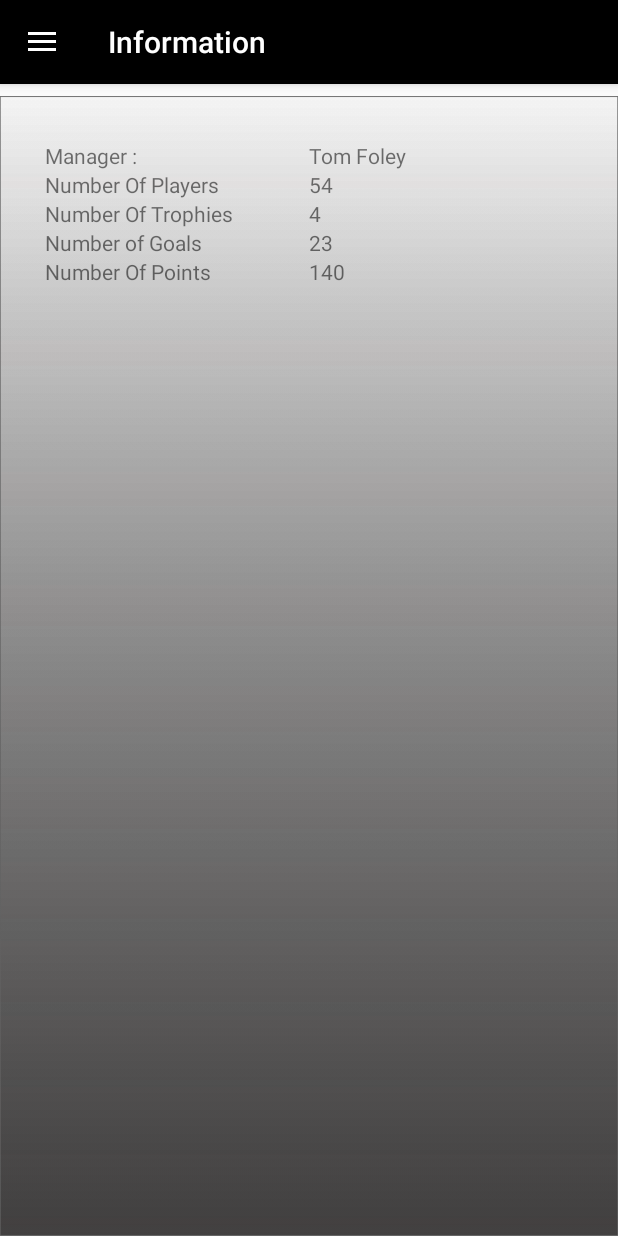
After one commit to Barcoe98/Gaahead, an Android app: the fragment TeamInfoFragment placed in its activity, on a phone screen of 412 x 824 dp. The commit adds this screen. Run offline under Robolectric (Android 15) with nearby library versions, the light colour scheme and no system bars; our stand-ins replace Firebase (no records; nobody signed in at launch, a user with empty details on screens opened directly), Picasso; libraries missing offline, so code that uses them is left out: jp.wasabeef.picasso; pictures from the network do not load; Roboto replaces fonts that are not available here.

Commit message:
team info fragment added(redesign needed)

```diff
--- a/app/src/main/java/ie/wit/activities/Home.kt
+++ b/app/src/main/java/ie/wit/activities/Home.kt
@@ -12,9 +12,9 @@ import com.google.android.material.navigation.NavigationView
 import com.squareup.picasso.Callback
 import com.squareup.picasso.Picasso
 import ie.wit.R
-import ie.wit.fragments.FixtureAllFragment
-import ie.wit.fragments.FixtureFragment
-import ie.wit.fragments.FixtureListFragment
+import ie.wit.fragments.fixtureFragments.FixtureAllFragment
+import ie.wit.fragments.fixtureFragments.FixtureFragment
+import ie.wit.fragments.fixtureFragments.FixtureListFragment
 import ie.wit.fragments.playerFragments.PlayerAllFragment
 import ie.wit.fragments.playerFragments.PlayerFragment
 import ie.wit.fragments.playerFragments.PlayerListFragment
--- /dev/null
+++ b/app/src/main/java/ie/wit/fragments/TeamInfoFragment.kt
@@ -0,0 +1,35 @@
+package ie.wit.fragments
+
+import android.os.Bundle
+import android.view.*
+import androidx.fragment.app.Fragment
+import ie.wit.R
+import ie.wit.main.MainApp
+
+class TeamInfoFragment : Fragment() {
+
+    lateinit var app: MainApp
+
+    override fun onCreate(savedInstanceState: Bundle?) {
+        super.onCreate(savedInstanceState)
+        app = activity?.application as MainApp
+    }
+
+    override fun onCreateView(
+        inflater: LayoutInflater, container: ViewGroup?,
+        savedInstanceState: Bundle?
+    ): View? {
+
+        val root = inflater.inflate(R.layout.fragment_team_info, container, false)
+        activity?.title = getString(R.string.info_title)
+        return root
+    }
+
+    companion object {
+        @JvmStatic
+        fun newInstance() =
+            TeamInfoFragment().apply {
+                arguments = Bundle().apply {}
+            }
+    }
+}
--- a/app/src/main/java/ie/wit/fragments/EditFixtureFragment.kt
+++ b/app/src/main/java/ie/wit/fragments/fixtureFragments/EditFixtureFragment.kt
@@ -1,4 +1,4 @@
-package ie.wit.fragments
+package ie.wit.fragments.fixtureFragments
 
 import android.os.Bundle
 import androidx.fragment.app.Fragment
--- a/app/src/main/java/ie/wit/fragments/FixtureAllFragment.kt
+++ b/app/src/main/java/ie/wit/fragments/fixtureFragments/FixtureAllFragment.kt
@@ -1,4 +1,4 @@
-package ie.wit.fragments
+package ie.wit.fragments.fixtureFragments
 
 
 import android.os.Bundle
--- a/app/src/main/java/ie/wit/fragments/FixtureDetailsFragment.kt
+++ b/app/src/main/java/ie/wit/fragments/fixtureFragments/FixtureDetailsFragment.kt
@@ -1,18 +1,15 @@
-package ie.wit.fragments
+package ie.wit.fragments.fixtureFragments
 
 import android.os.Bundle
 import android.view.*
 import androidx.appcompat.app.AlertDialog
 import androidx.fragment.app.Fragment
 import ie.wit.R
-import ie.wit.activities.Home
-import ie.wit.fragments.resultFragments.ResultFragment
 import ie.wit.main.MainApp
 import ie.wit.models.FixtureModel
 import ie.wit.utils.createLoader
 import kotlinx.android.synthetic.main.fragment_fixture_details.view.*
 import kotlinx.android.synthetic.main.fragment_player.view.*
-import org.jetbrains.anko.startActivity
 
 class FixtureDetailsFragment : Fragment() {
 
--- a/app/src/main/java/ie/wit/fragments/FixtureFragment.kt
+++ b/app/src/main/java/ie/wit/fragments/fixtureFragments/FixtureFragment.kt
@@ -1,4 +1,4 @@
-package ie.wit.fragments
+package ie.wit.fragments.fixtureFragments
 
 import android.content.Intent
 import android.os.Bundle
--- a/app/src/main/java/ie/wit/fragments/FixtureListFragment.kt
+++ b/app/src/main/java/ie/wit/fragments/fixtureFragments/FixtureListFragment.kt
@@ -1,5 +1,5 @@
 
-package ie.wit.fragments
+package ie.wit.fragments.fixtureFragments
 
 import android.os.Bundle
 import android.view.LayoutInflater
@@ -40,6 +40,7 @@ open class FixtureListFragment : Fragment(), AnkoLogger, FixtureListener {
         app = activity?.application as MainApp
     }
 
+
     override fun onCreateView(inflater: LayoutInflater, container: ViewGroup?, savedInstanceState: Bundle?): View? {
 
         // Inflate the layout for this fragment
@@ -71,6 +72,7 @@ open class FixtureListFragment : Fragment(), AnkoLogger, FixtureListener {
         return root
     }
 
+
     companion object {
         @JvmStatic
         fun newInstance() =
@@ -78,15 +80,7 @@ open class FixtureListFragment : Fragment(), AnkoLogger, FixtureListener {
                 arguments = Bundle().apply { }
             }
     }
-/*
-    private fun setSwipeRefresh() {
-        root.swiperefresh.setOnRefreshListener {
-            root.swiperefresh.isRefreshing = true
-            getAllFixtures(app.auth.currentUser!!.uid)
-        }
-    }
 
- */
 
     open fun setSwipeRefresh() {
         root.fixtureSwipeRefresh.setOnRefreshListener(object : SwipeRefreshLayout.OnRefreshListener {
@@ -116,6 +110,7 @@ open class FixtureListFragment : Fragment(), AnkoLogger, FixtureListener {
                 })
     }
 
+
     fun deleteUserFixture(userId: String, uid: String?) {
         app.database.child("user-fixtures").child(userId).child(uid!!)
             .addListenerForSingleValueEvent(
@@ -130,13 +125,13 @@ open class FixtureListFragment : Fragment(), AnkoLogger, FixtureListener {
     }
 
 
-
     override fun onFixtureClick(fixture: FixtureModel) {
         activity!!.supportFragmentManager.beginTransaction()
             .replace(R.id.homeFrame, EditFixtureFragment.newInstance(fixture))
             .addToBackStack(null)
             .commit()
     }
+
 
     fun getAllFixtures(userId: String?) {
         loader = createLoader(activity!!)
@@ -167,6 +162,7 @@ open class FixtureListFragment : Fragment(), AnkoLogger, FixtureListener {
             })
     }
 
+
     override fun onResume() {
         super.onResume()
         if(this::class == FixtureListFragment::class)
--- a/app/src/main/res/layout/fragment_edit_fixture.xml
+++ b/app/src/main/res/layout/fragment_edit_fixture.xml
@@ -6,7 +6,7 @@
     android:background = "@drawable/rectangle1"
     android:layout_width="match_parent"
     android:layout_height="match_parent"
-    tools:context=".fragments.FixtureFragment">
+    tools:context=".fragments.fixtureFragments.FixtureFragment">
 
     <ScrollView
         android:layout_width="match_parent"
--- a/app/src/main/res/layout/fragment_fixture.xml
+++ b/app/src/main/res/layout/fragment_fixture.xml
@@ -5,7 +5,7 @@
     android:background = "@drawable/rectangle1"
     android:layout_width="match_parent"
     android:layout_height="match_parent"
-    tools:context=".fragments.FixtureFragment">
+    tools:context=".fragments.fixtureFragments.FixtureFragment">
 
     <ScrollView
         android:layout_width="match_parent"
--- a/app/src/main/res/layout/fragment_fixture_details.xml
+++ b/app/src/main/res/layout/fragment_fixture_details.xml
@@ -5,7 +5,7 @@
     android:background = "@drawable/rectangle1"
     android:layout_width="match_parent"
     android:layout_height="match_parent"
-    tools:context=".fragments.FixtureFragment">
+    tools:context=".fragments.fixtureFragments.FixtureFragment">
 
     <ScrollView
         android:layout_width="match_parent"
--- a/app/src/main/res/layout/fragment_fixture_list.xml
+++ b/app/src/main/res/layout/fragment_fixture_list.xml
@@ -4,7 +4,7 @@
     xmlns:tools="http://schemas.android.com/tools"
     android:layout_width="match_parent"
     android:layout_height="match_parent"
-    tools:context=".fragments.FixtureListFragment">
+    tools:context=".fragments.fixtureFragments.FixtureListFragment">
 
 
     <androidx.swiperefreshlayout.widget.SwipeRefreshLayout
--- a/app/src/main/res/layout/fragment_player_list.xml
+++ b/app/src/main/res/layout/fragment_player_list.xml
@@ -4,7 +4,7 @@
     xmlns:tools="http://schemas.android.com/tools"
     android:layout_width="match_parent"
     android:layout_height="match_parent"
-    tools:context=".fragments.FixtureListFragment">
+    tools:context=".fragments.fixtureFragments.FixtureListFragment">
 
 
     <androidx.swiperefreshlayout.widget.SwipeRefreshLayout
--- a/app/src/main/res/layout/fragment_result_list.xml
+++ b/app/src/main/res/layout/fragment_result_list.xml
@@ -4,7 +4,7 @@
     xmlns:tools="http://schemas.android.com/tools"
     android:layout_width="match_parent"
     android:layout_height="match_parent"
-    tools:context=".fragments.FixtureListFragment">
+    tools:context=".fragments.fixtureFragments.FixtureListFragment">
 
 
     <androidx.swiperefreshlayout.widget.SwipeRefreshLayout
--- /dev/null
+++ b/app/src/main/res/layout/fragment_team_info.xml
@@ -0,0 +1,129 @@
+<?xml version="1.0" encoding="utf-8"?>
+<RelativeLayout
+    xmlns:android="http://schemas.android.com/apk/res/android"
+    xmlns:app="http://schemas.android.com/apk/res-auto"
+    xmlns:tools="http://schemas.android.com/tools"
+    android:layout_width="match_parent"
+    android:layout_height="match_parent"
+    android:background = "@drawable/rectangle1"
+    tools:context=".fragments.TeamInfoFragment">
+
+    <ScrollView
+        android:layout_width="match_parent"
+        android:layout_height="match_parent">
+
+        <LinearLayout
+            android:layout_width="match_parent"
+            android:layout_height="wrap_content"
+            android:layout_marginStart="10dp"
+            android:layout_marginTop="10dp"
+            android:layout_marginEnd="10dp"
+            android:layout_marginBottom="10dp"
+            android:orientation="vertical"
+            android:padding="20dp">
+
+            <LinearLayout
+                android:layout_width="match_parent"
+                android:layout_height="match_parent"
+                android:orientation="horizontal">
+
+                <TextView
+                    android:id="@+id/managerText"
+                    android:layout_width="match_parent"
+                    android:layout_height="wrap_content"
+                    android:layout_weight="1"
+                    android:text="Manager :" />
+
+                <TextView
+                    android:id="@+id/managerName"
+                    android:layout_width="match_parent"
+                    android:layout_height="wrap_content"
+                    android:layout_weight="1"
+                    android:text="Tom Foley" />
+            </LinearLayout>
+
+            <LinearLayout
+                android:layout_width="match_parent"
+                android:layout_height="match_parent"
+                android:orientation="horizontal">
+
+                <TextView
+                    android:id="@+id/noPlayerText"
+                    android:layout_width="match_parent"
+                    android:layout_height="wrap_content"
+                    android:layout_weight="1"
+                    android:text="Number Of Players" />
+
+                <TextView
+                    android:id="@+id/noOfPlayers"
+                    android:layout_width="match_parent"
+                    android:layout_height="wrap_content"
+                    android:layout_weight="1"
+                    android:text="54" />
+            </LinearLayout>
+
+            <LinearLayout
+                android:layout_width="match_parent"
+                android:layout_height="match_parent"
+                android:orientation="horizontal">
+
+                <TextView
+                    android:id="@+id/noOfTrophiesText"
+                    android:layout_width="match_parent"
+                    android:layout_height="wrap_content"
+                    android:layout_weight="1"
+                    android:text="Number Of Trophies" />
+
+                <TextView
+                    android:id="@+id/noOfTrophies"
+                    android:layout_width="match_parent"
+                    android:layout_height="wrap_content"
+                    android:layout_weight="1"
+                    android:text="4" />
+            </LinearLayout>
+
+            <LinearLayout
+                android:layout_width="match_parent"
+                android:layout_height="match_parent"
+                android:orientation="horizontal">
+
+                <TextView
+                    android:id="@+id/noOfGoalText"
+                    android:layout_width="match_parent"
+                    android:layout_height="wrap_content"
+                    android:layout_weight="1"
+                    android:text="Number of Goals" />
+
+                <TextView
+                    android:id="@+id/noOfGoals"
+                    android:layout_width="match_parent"
+                    android:layout_height="wrap_content"
+                    android:layout_weight="1"
+                    android:text="23" />
+            </LinearLayout>
+
+            <LinearLayout
+                android:layout_width="match_parent"
+                android:layout_height="match_parent"
+                android:orientation="horizontal">
+
+                <TextView
+                    android:id="@+id/noOfPointsText"
+                    android:layout_width="match_parent"
+                    android:layout_height="wrap_content"
+                    android:layout_weight="1"
+                    android:text="Number Of Points" />
+
+                <TextView
+                    android:id="@+id/noOfPoints"
+                    android:layout_width="match_parent"
+                    android:layout_height="wrap_content"
+                    android:layout_weight="1"
+                    android:text="140" />
+            </LinearLayout>
+
+        </LinearLayout>
+
+    </ScrollView>
+
+</RelativeLayout>
--- a/app/src/main/res/values/strings.xml
+++ b/app/src/main/res/values/strings.xml
@@ -144,7 +144,7 @@
     <string name="emailpassword_title_text">Please Login Below</string>
     <string name="btn_editToResults">Edit Results</string>
     <string name="menu_fixture">Add Fixture</string>
-    <string name="action_edit">Edit Donation</string>
+    <string name="action_edit">Edit fixture</string>
     <string name="menu_result">Add Result</string>
     <string name="rate_app">Rate App</string>
     <string name="skip_sign_in">Skip Sign In</string>
```
